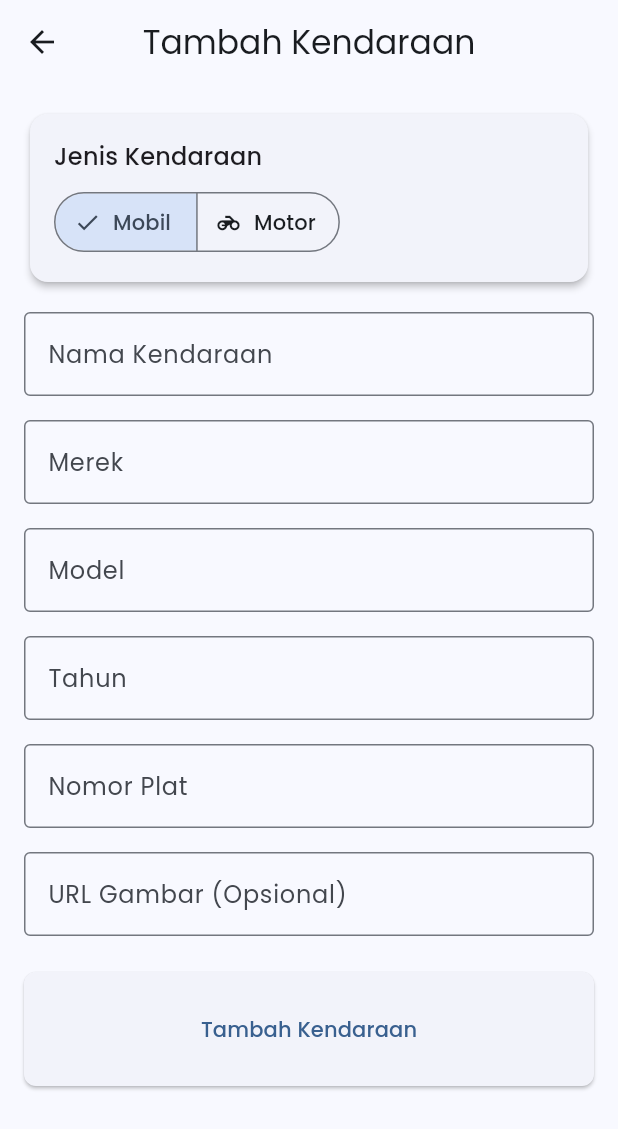
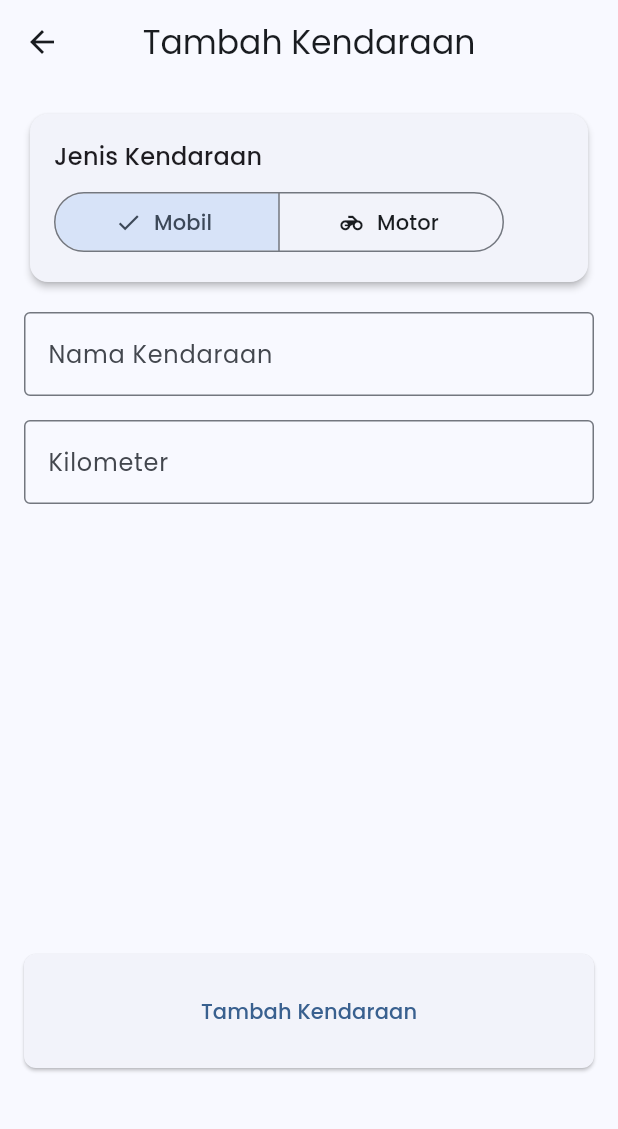
Before and after one commit to Zdannv/vehicare, a Flutter app: the HomeScreen screen opened directly, after a tap on "Add Vehicle", on a phone screen of 412 x 824 dp. Shown: the top 1129 px of the screen. Run offline on Flutter 3.47's test engine with Material 3 defaults, Android fonts, the phone set to English and light mode, and no system bars; our stand-ins replace flutter_animate, geocoding, geolocator, go_router, google_fonts, google_maps_flutter and 1 more.

Commit message:
add api maps, move tips to home screen and add ask kilometer

```diff
--- a/lib/models/vehicle.dart
+++ b/lib/models/vehicle.dart
@@ -2,20 +2,12 @@
   final String id;
   final String name;
   final String type;
-  final String brand;
-  final String model;
-  final String year;
-  final String plateNumber;
-  final String imageUrl;
+  final String kilometer;
 
   Vehicle({
     required this.id,
     required this.name,
     required this.type,
-    required this.brand,
-    required this.model,
-    required this.year,
-    required this.plateNumber,
-    this.imageUrl = '',
+    required this.kilometer,
   });
 }
--- a/lib/screens/add_vehicle_screen.dart
+++ b/lib/screens/add_vehicle_screen.dart
@@ -2,6 +2,7 @@
 import 'package:provider/provider.dart';
 import 'package:vehicare/providers/vehicle_provider.dart';
 import 'package:vehicare/models/vehicle.dart';
+import 'package:vehicare/screens/main_screen.dart';
 
 class AddVehicleScreen extends StatefulWidget {
   const AddVehicleScreen({super.key});
@@ -14,38 +15,29 @@
   final _formKey = GlobalKey<FormState>();
   String _selectedType = 'car';
   final _nameController = TextEditingController();
-  final _brandController = TextEditingController();
-  final _modelController = TextEditingController();
-  final _yearController = TextEditingController();
-  final _plateNumberController = TextEditingController();
-  final _imageUrlController = TextEditingController();
+  final _kilometerController = TextEditingController();
 
   @override
   void dispose() {
     _nameController.dispose();
-    _brandController.dispose();
-    _modelController.dispose();
-    _yearController.dispose();
-    _plateNumberController.dispose();
-    _imageUrlController.dispose();
+    _kilometerController.dispose();
     super.dispose();
   }
 
-  void _submitForm() {
+  void _submitForm() async {
     if (_formKey.currentState!.validate()) {
       final vehicle = Vehicle(
         id: DateTime.now().millisecondsSinceEpoch.toString(),
         name: _nameController.text,
         type: _selectedType,
-        brand: _brandController.text,
-        model: _modelController.text,
-        year: _yearController.text,
-        plateNumber: _plateNumberController.text,
-        imageUrl: _imageUrlController.text,
+        kilometer: _kilometerController.text,
       );
 
       context.read<VehicleProvider>().addVehicle(vehicle);
-      Navigator.pop(context);
+      Navigator.pushReplacement(
+        context,
+        MaterialPageRoute(builder: (context) => const MainScreen()),
+      );
     }
   }
 
@@ -73,6 +65,9 @@
                         style: Theme.of(context).textTheme.titleMedium,
                       ),
                       const SizedBox(height: 8),
+                      SizedBox(
+                        width: 300,
+                        child:
                       SegmentedButton<String>(
                         segments: const [
                           ButtonSegment(
@@ -92,6 +87,7 @@
                             _selectedType = newSelection.first;
                           });
                         },
+                      ),
                       ),
                     ],
                   ),
@@ -113,77 +109,26 @@
               ),
               const SizedBox(height: 16),
               TextFormField(
-                controller: _brandController,
+                controller: _kilometerController,
                 decoration: const InputDecoration(
-                  labelText: 'Merek',
-                  border: OutlineInputBorder(),
-                ),
-                validator: (value) {
-                  if (value == null || value.isEmpty) {
-                    return 'Mohon masukkan merek kendaraan';
-                  }
-                  return null;
-                },
-              ),
-              const SizedBox(height: 16),
-              TextFormField(
-                controller: _modelController,
-                decoration: const InputDecoration(
-                  labelText: 'Model',
-                  border: OutlineInputBorder(),
-                ),
-                validator: (value) {
-                  if (value == null || value.isEmpty) {
-                    return 'Mohon masukkan model kendaraan';
-                  }
-                  return null;
-                },
-              ),
-              const SizedBox(height: 16),
-              TextFormField(
-                controller: _yearController,
-                decoration: const InputDecoration(
-                  labelText: 'Tahun',
+                  labelText: 'Kilometer',
                   border: OutlineInputBorder(),
                 ),
                 keyboardType: TextInputType.number,
                 validator: (value) {
                   if (value == null || value.isEmpty) {
-                    return 'Mohon masukkan tahun kendaraan';
+                    return 'Mohon masukkan kilometer kendaraan';
                   }
                   return null;
                 },
               ),
-              const SizedBox(height: 16),
-              TextFormField(
-                controller: _plateNumberController,
-                decoration: const InputDecoration(
-                  labelText: 'Nomor Plat',
-                  border: OutlineInputBorder(),
-                ),
-                validator: (value) {
-                  if (value == null || value.isEmpty) {
-                    return 'Mohon masukkan nomor plat kendaraan';
-                  }
-                  return null;
-                },
-              ),
-              const SizedBox(height: 16),
-              TextFormField(
-                controller: _imageUrlController,
-                decoration: const InputDecoration(
-                  labelText: 'URL Gambar (Opsional)',
-                  border: OutlineInputBorder(),
-                ),
-              ),
-              const SizedBox(height: 24),
+              const SizedBox(height: 300),
               ElevatedButton(
-                onPressed: _submitForm,
-                child: const Padding(
-                  padding: EdgeInsets.all(16.0),
-                  child: Text('Tambah Kendaraan'),
-                ),
-              ),
+                  onPressed: _submitForm,
+                  child: const Padding(
+                    padding: EdgeInsets.all(16.0),
+                    child: Text('Tambah Kendaraan'),
+                  )),
             ],
           ),
         ),
--- a/lib/screens/home_screen.dart
+++ b/lib/screens/home_screen.dart
@@ -8,6 +8,7 @@
 import 'package:vehicare/screens/maintenance_schedule_screen.dart';
 import 'package:vehicare/screens/emergency_screen.dart';
 import 'package:vehicare/screens/tips_and_guides_screen.dart';
+import 'package:vehicare/screens/tips_screen.dart';
 
 class HomeScreen extends StatelessWidget {
   const HomeScreen({super.key});
@@ -176,7 +177,7 @@
                                 Navigator.push(
                                   context,
                                   MaterialPageRoute(
-                                    builder: (context) => const TipsAndGuidesScreen(),
+                                    builder: (context) => const TipsScreen(),
                                   ),
                                 );
                               },
--- a/lib/screens/maintenance_guide_screen.dart
+++ b/lib/screens/maintenance_guide_screen.dart
@@ -271,7 +271,7 @@
                 Container(
                   padding: const EdgeInsets.all(8),
                   decoration: BoxDecoration(
-                    color: Colors.blue.withOpacity(0.1),
+                    color: const Color.fromRGBO(33, 150, 243, 1).withOpacity(0.1),
                     borderRadius: BorderRadius.circular(8),
                   ),
                   child: const Icon(
--- a/lib/screens/splash_screen.dart
+++ b/lib/screens/splash_screen.dart
@@ -1,6 +1,8 @@
 import 'package:flutter/material.dart';
 import 'package:flutter_animate/flutter_animate.dart';
+import 'package:vehicare/screens/home_screen.dart';
 import 'package:vehicare/screens/main_screen.dart';
+import 'package:vehicare/screens/add_vehicle_screen.dart';
 
 class SplashScreen extends StatefulWidget {
   const SplashScreen({super.key});
@@ -21,7 +23,7 @@
     if (!mounted) return;
     Navigator.pushReplacement(
       context,
-      MaterialPageRoute(builder: (context) => const MainScreen()),
+      MaterialPageRoute(builder: (context) => const AddVehicleScreen()),
     );
   }
 
```
Also changed, not shown: lib/screens/maintenance_schedule_screen.dart (+5 -5 lines), lib/screens/tips_screen.dart (added, +140 -0 lines), lib/screens/workshop_search_screen.dart (+68 -3 lines), lib/widgets/vehicle_card.dart (+0 -18 lines), pubspec.yaml (+7 -1 lines), pubspec.lock, 1 other file.
